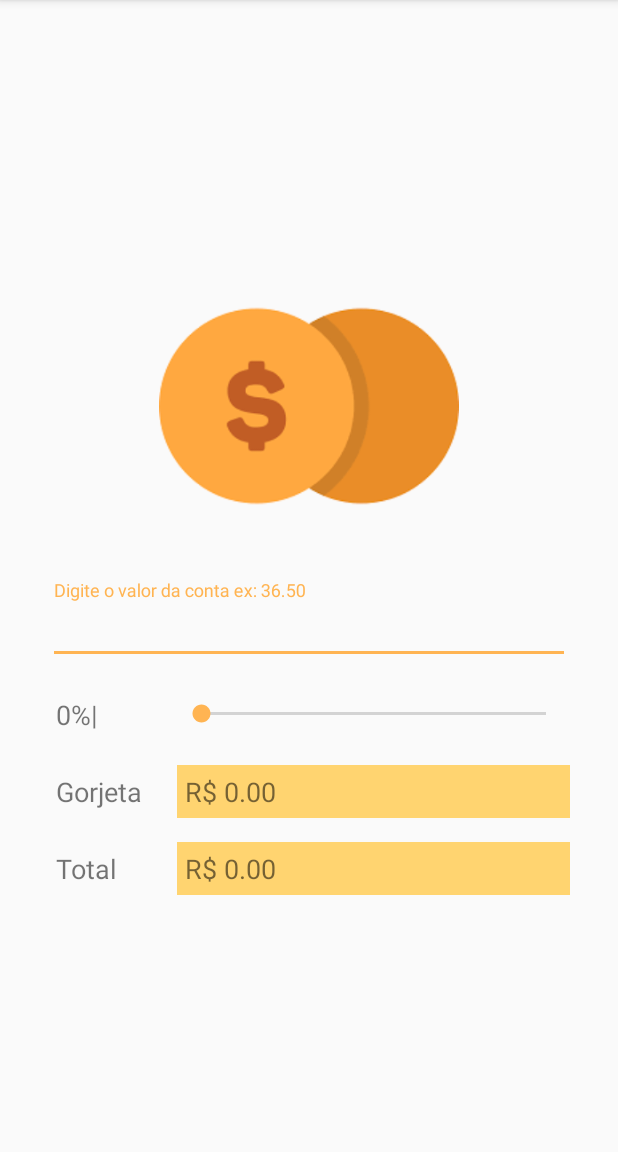
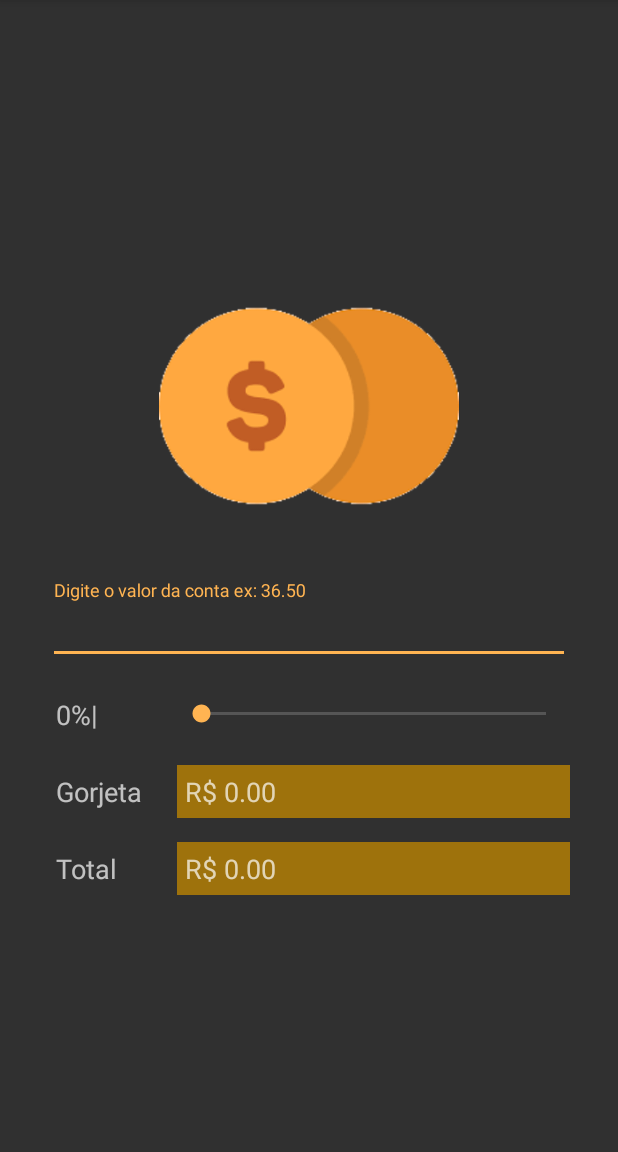
Before and after one commit to William-Marques/Calculadora-de-Gorjeta, an Android app: the screen it shows after launch (MainActivity), on a phone screen of 412 x 824 dp, the part 84-1236 px from its top. Run offline under Robolectric (Android 15) with nearby library versions, the phone set to English and light mode, and no system bars.

Commit message:
Add Theme Dark

```diff
--- a/app/src/main/java/com/example/calculadoradegorjeta/MainActivity.java
+++ b/app/src/main/java/com/example/calculadoradegorjeta/MainActivity.java
@@ -22,6 +22,7 @@ public class MainActivity extends AppCompatActivity {
     @Override
     protected void onCreate(Bundle savedInstanceState) {
         super.onCreate(savedInstanceState);
+        setTheme(R.style.ThemeOverlay_AppCompat_Dark);
         setContentView(R.layout.activity_main);
 
         editValor       = findViewById(R.id.editValor);
--- a/app/src/main/res/values/colors.xml
+++ b/app/src/main/res/values/colors.xml
@@ -3,5 +3,5 @@
     <color name="colorPrimary">#FFA742</color>
     <color name="colorPrimaryDark">#E88C2A</color>
     <color name="colorAccent">#FFB452</color>
-    <color name="laranja_claro">#FFD470</color>
+    <color name="laranja_claro">#9E720C</color>
 </resources>
```
